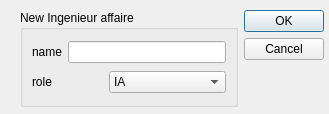
The window that sources/views/add_IA_Diag.ui (thrichert/softy) describes before a commit, drawn with Qt 5.
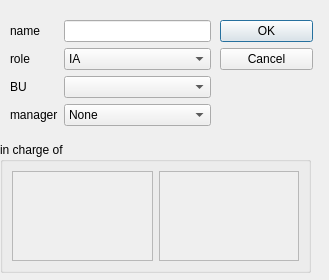
The same window after the commit.

Commit message: add New BU Classe, notion of manager etc...

What changed in the file:
```diff
--- a/sources/views/add_IA_Diag.ui
+++ b/sources/views/add_IA_Diag.ui
@@ -7,7 +7,7 @@
     <x>0</x>
     <y>0</y>
     <width>329</width>
-    <height>114</height>
+    <height>280</height>
    </rect>
   </property>
   <property name="minimumSize">
@@ -19,52 +19,109 @@
   <property name="maximumSize">
    <size>
     <width>329</width>
-    <height>114</height>
+    <height>300</height>
    </size>
   </property>
   <property name="windowTitle">
    <string>Dialog</string>
   </property>
-  <widget class="QWidget" name="layoutWidget">
+  <widget class="QDialogButtonBox" name="buttonBox">
    <property name="geometry">
     <rect>
-     <x>20</x>
-     <y>10</y>
-     <width>304</width>
-     <height>97</height>
+     <x>220</x>
+     <y>20</y>
+     <width>93</width>
+     <height>126</height>
     </rect>
    </property>
-   <layout class="QHBoxLayout" name="horizontalLayout_3">
-    <item>
+   <property name="orientation">
+    <enum>Qt::Vertical</enum>
+   </property>
+   <property name="standardButtons">
+    <set>QDialogButtonBox::Cancel|QDialogButtonBox::Ok</set>
+   </property>
+  </widget>
      <widget class="QGroupBox" name="groupBox">
+   <property name="geometry">
+    <rect>
+     <x>0</x>
+     <y>142</y>
+     <width>311</width>
+     <height>131</height>
+    </rect>
+   </property>
       <property name="title">
-       <string>New Ingenieur affaire</string>
+    <string>in charge of</string>
       </property>
       <layout class="QVBoxLayout" name="verticalLayout">
        <item>
         <layout class="QHBoxLayout" name="horizontalLayout">
          <item>
+       <widget class="QScrollArea" name="scrollArea_IAs">
+        <property name="widgetResizable">
+         <bool>true</bool>
+        </property>
+        <widget class="QWidget" name="scrollArea_IA">
+         <property name="geometry">
+          <rect>
+           <x>0</x>
+           <y>0</y>
+           <width>137</width>
+           <height>87</height>
+          </rect>
+         </property>
+        </widget>
+       </widget>
+      </item>
+      <item>
+       <widget class="QScrollArea" name="scrollArea_INGs">
+        <property name="widgetResizable">
+         <bool>true</bool>
+        </property>
+        <widget class="QWidget" name="scrollArea_ING">
+         <property name="geometry">
+          <rect>
+           <x>0</x>
+           <y>0</y>
+           <width>137</width>
+           <height>87</height>
+          </rect>
+         </property>
+        </widget>
+       </widget>
+      </item>
+     </layout>
+    </item>
+   </layout>
+  </widget>
+  <widget class="QWidget" name="">
+   <property name="geometry">
+    <rect>
+     <x>10</x>
+     <y>20</y>
+     <width>201</width>
+     <height>111</height>
+    </rect>
+   </property>
+   <layout class="QFormLayout" name="formLayout">
+    <item row="0" column="0">
           <widget class="QLabel" name="label">
            <property name="text">
             <string>name</string>
            </property>
           </widget>
          </item>
-         <item>
+    <item row="0" column="1">
           <widget class="QLineEdit" name="IA_Name"/>
          </item>
-        </layout>
-       </item>
-       <item>
-        <layout class="QHBoxLayout" name="horizontalLayout_2">
-         <item>
+    <item row="1" column="0">
           <widget class="QLabel" name="label_2">
            <property name="text">
             <string>role</string>
            </property>
           </widget>
          </item>
-         <item>
+    <item row="1" column="1">
           <widget class="QComboBox" name="IA_Role">
            <item>
             <property name="text">
@@ -98,19 +155,30 @@
            </item>
           </widget>
          </item>
-        </layout>
-       </item>
-      </layout>
+    <item row="2" column="0">
+     <widget class="QLabel" name="label_3">
+      <property name="text">
+       <string>BU</string>
+      </property>
+     </widget>
+    </item>
+    <item row="2" column="1">
+     <widget class="QComboBox" name="BU_comboBox"/>
+    </item>
+    <item row="3" column="0">
+     <widget class="QLabel" name="label_4">
+      <property name="text">
+       <string>manager</string>
+      </property>
      </widget>
     </item>
+    <item row="3" column="1">
+     <widget class="QComboBox" name="Manager_comboBox">
     <item>
-     <widget class="QDialogButtonBox" name="buttonBox">
-      <property name="orientation">
-       <enum>Qt::Vertical</enum>
-      </property>
-      <property name="standardButtons">
-       <set>QDialogButtonBox::Cancel|QDialogButtonBox::Ok</set>
-      </property>
+       <property name="text">
+        <string>None</string>
+       </property>
+      </item>
      </widget>
     </item>
    </layout>
```
Left out of the diff: 32 changed lines with no effect on the pictures. Lines whose indentation alone changed are shown as unchanged. The commit also changes 17 other files.
